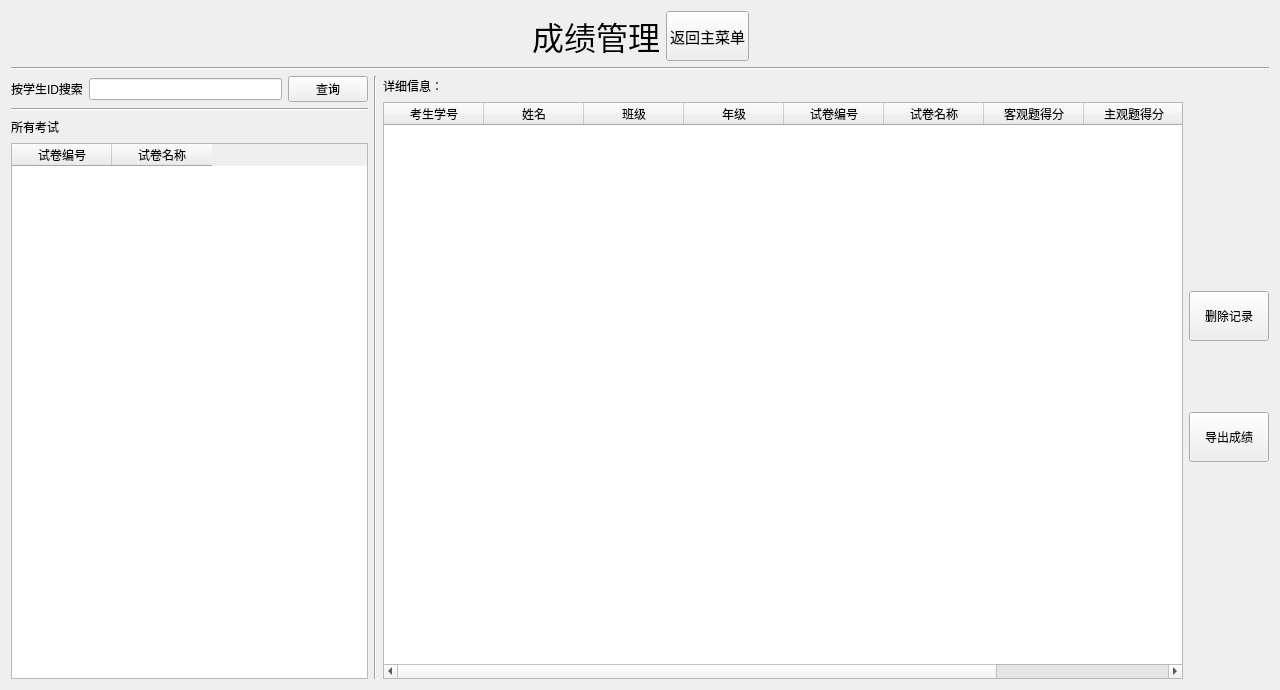
Before: the Qt Designer form server/ScoreManageUI.ui in AlanForeverAi/Exams, drawn with Qt 5.
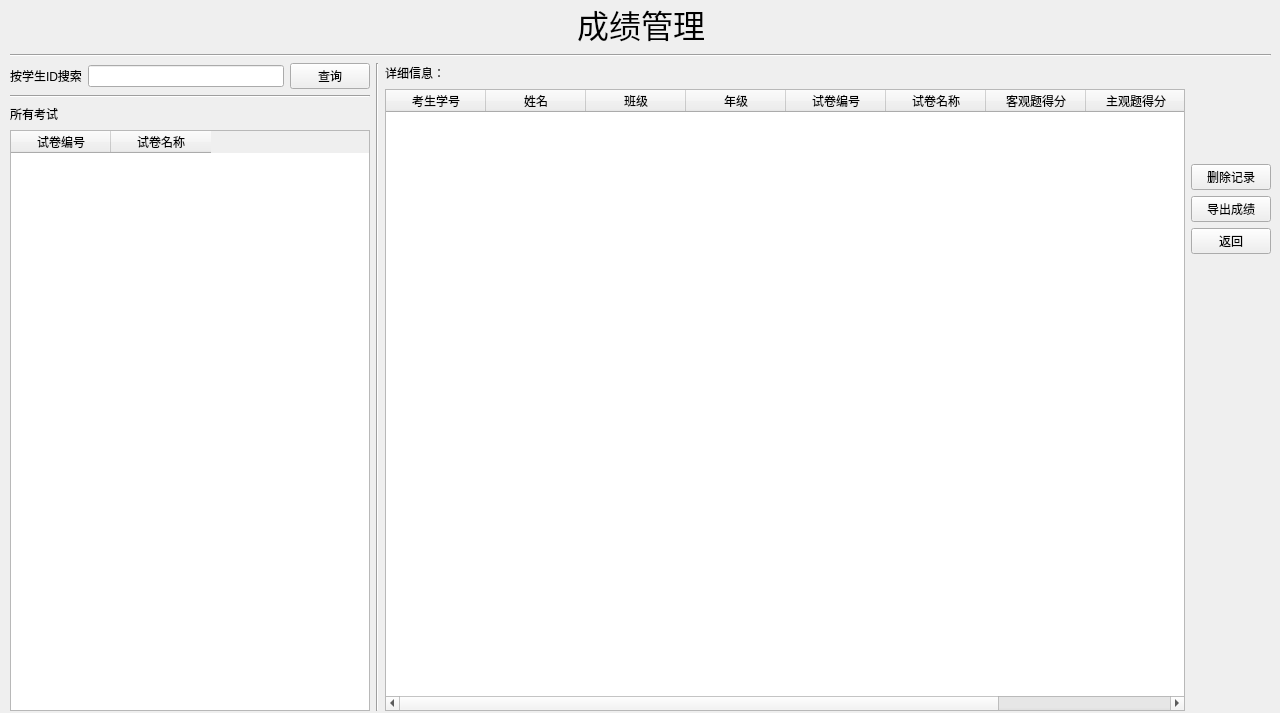
After: the same form once the commit is applied.

What changed in the file:
```diff
--- a/server/ScoreManageUI.ui
+++ b/server/ScoreManageUI.ui
@@ -7,14 +7,21 @@
     <x>0</x>
     <y>0</y>
     <width>1280</width>
-    <height>690</height>
+    <height>713</height>
    </rect>
   </property>
   <property name="windowTitle">
    <string>成绩管理界面</string>
   </property>
-  <layout class="QGridLayout" name="gridLayout">
-   <item row="0" column="0">
+  <widget class="QWidget" name="">
+   <property name="geometry">
+    <rect>
+     <x>10</x>
+     <y>0</y>
+     <width>1261</width>
+     <height>711</height>
+    </rect>
+   </property>
     <layout class="QVBoxLayout" name="verticalLayout_5">
      <item>
       <layout class="QHBoxLayout" name="horizontalLayout_5">
@@ -44,39 +51,6 @@
          </property>
         </widget>
        </item>
-       <item>
-        <widget class="QPushButton" name="pushButton_back">
-         <property name="minimumSize">
-          <size>
-           <width>83</width>
-           <height>50</height>
-          </size>
-         </property>
-         <property name="maximumSize">
-          <size>
-           <width>16777215</width>
-           <height>1111</height>
-          </size>
-         </property>
-         <property name="font">
-          <font>
-           <family>微软雅黑</family>
-           <pointsize>11</pointsize>
-           <weight>50</weight>
-           <italic>false</italic>
-           <bold>false</bold>
-           <underline>false</underline>
-           <strikeout>false</strikeout>
-          </font>
-         </property>
-         <property name="layoutDirection">
-          <enum>Qt::RightToLeft</enum>
-         </property>
-         <property name="text">
-          <string>返回主菜单</string>
-         </property>
-        </widget>
-       </item>
        <item>
         <spacer name="horizontalSpacer_4">
          <property name="orientation">
@@ -297,23 +271,39 @@
            <property name="orientation">
             <enum>Qt::Vertical</enum>
            </property>
-           <property name="sizeType">
-            <enum>QSizePolicy::Fixed</enum>
-           </property>
+          <property name="sizeHint" stdset="0">
+           <size>
+            <width>20</width>
+            <height>40</height>
+           </size>
+          </property>
+         </spacer>
+        </item>
+        <item>
+         <spacer name="verticalSpacer_2">
+          <property name="orientation">
+           <enum>Qt::Vertical</enum>
+          </property>
            <property name="sizeHint" stdset="0">
             <size>
              <width>20</width>
-             <height>150</height>
+            <height>40</height>
             </size>
            </property>
           </spacer>
          </item>
          <item>
           <widget class="QPushButton" name="pushButton_delete">
+          <property name="sizePolicy">
+           <sizepolicy hsizetype="Minimum" vsizetype="Fixed">
+            <horstretch>0</horstretch>
+            <verstretch>0</verstretch>
+           </sizepolicy>
+          </property>
            <property name="minimumSize">
             <size>
-             <width>75</width>
-             <height>50</height>
+            <width>0</width>
+            <height>0</height>
             </size>
            </property>
            <property name="text">
@@ -323,10 +313,16 @@
          </item>
          <item>
           <widget class="QPushButton" name="pushButton_print">
+          <property name="sizePolicy">
+           <sizepolicy hsizetype="Minimum" vsizetype="Fixed">
+            <horstretch>0</horstretch>
+            <verstretch>0</verstretch>
+           </sizepolicy>
+          </property>
            <property name="minimumSize">
             <size>
              <width>0</width>
-             <height>50</height>
+            <height>0</height>
             </size>
            </property>
            <property name="text">
@@ -334,29 +330,168 @@
            </property>
           </widget>
          </item>
+        <item>
+         <widget class="QPushButton" name="pushButton_back">
+          <property name="sizePolicy">
+           <sizepolicy hsizetype="Minimum" vsizetype="Fixed">
+            <horstretch>0</horstretch>
+            <verstretch>0</verstretch>
+           </sizepolicy>
+          </property>
+          <property name="minimumSize">
+           <size>
+            <width>0</width>
+            <height>0</height>
+           </size>
+          </property>
+          <property name="maximumSize">
+           <size>
+            <width>16777215</width>
+            <height>1111</height>
+           </size>
+          </property>
+          <property name="font">
+           <font>
+            <family>SimSun-ExtB</family>
+            <pointsize>9</pointsize>
+            <weight>50</weight>
+            <italic>false</italic>
+            <bold>false</bold>
+            <underline>false</underline>
+            <strikeout>false</strikeout>
+           </font>
+          </property>
+          <property name="layoutDirection">
+           <enum>Qt::RightToLeft</enum>
+          </property>
+          <property name="text">
+           <string>返回</string>
+          </property>
+         </widget>
+        </item>
          <item>
           <spacer name="verticalSpacer_3">
            <property name="orientation">
             <enum>Qt::Vertical</enum>
            </property>
-           <property name="sizeType">
-            <enum>QSizePolicy::Fixed</enum>
-           </property>
+          <property name="sizeHint" stdset="0">
+           <size>
+            <width>20</width>
+            <height>40</height>
+           </size>
+          </property>
+         </spacer>
+        </item>
+        <item>
+         <spacer name="verticalSpacer_4">
+          <property name="orientation">
+           <enum>Qt::Vertical</enum>
+          </property>
            <property name="sizeHint" stdset="0">
             <size>
              <width>20</width>
-             <height>150</height>
+            <height>40</height>
             </size>
            </property>
           </spacer>
          </item>
-        </layout>
-       </item>
+        <item>
+         <spacer name="verticalSpacer_7">
+          <property name="orientation">
+           <enum>Qt::Vertical</enum>
+          </property>
+          <property name="sizeHint" stdset="0">
+           <size>
+            <width>20</width>
+            <height>40</height>
+           </size>
+          </property>
+         </spacer>
+        </item>
+        <item>
+         <spacer name="verticalSpacer_9">
+          <property name="orientation">
+           <enum>Qt::Vertical</enum>
+          </property>
+          <property name="sizeHint" stdset="0">
+           <size>
+            <width>20</width>
+            <height>40</height>
+           </size>
+          </property>
+         </spacer>
+        </item>
+        <item>
+         <spacer name="verticalSpacer_10">
+          <property name="orientation">
+           <enum>Qt::Vertical</enum>
+          </property>
+          <property name="sizeHint" stdset="0">
+           <size>
+            <width>20</width>
+            <height>40</height>
+           </size>
+          </property>
+         </spacer>
+        </item>
+        <item>
+         <spacer name="verticalSpacer_11">
+          <property name="orientation">
+           <enum>Qt::Vertical</enum>
+          </property>
+          <property name="sizeHint" stdset="0">
+           <size>
+            <width>20</width>
+            <height>40</height>
+           </size>
+          </property>
+         </spacer>
+        </item>
+        <item>
+         <spacer name="verticalSpacer_8">
+          <property name="orientation">
+           <enum>Qt::Vertical</enum>
+          </property>
+          <property name="sizeHint" stdset="0">
+           <size>
+            <width>20</width>
+            <height>40</height>
+           </size>
+          </property>
+         </spacer>
+        </item>
+        <item>
+         <spacer name="verticalSpacer_5">
+          <property name="orientation">
+           <enum>Qt::Vertical</enum>
+          </property>
+          <property name="sizeHint" stdset="0">
+           <size>
+            <width>20</width>
+            <height>40</height>
+           </size>
+          </property>
+         </spacer>
+        </item>
+        <item>
+         <spacer name="verticalSpacer_6">
+          <property name="orientation">
+           <enum>Qt::Vertical</enum>
+          </property>
+          <property name="sizeHint" stdset="0">
+           <size>
+            <width>20</width>
+            <height>40</height>
+           </size>
+          </property>
+         </spacer>
+        </item>
       </layout>
      </item>
     </layout>
    </item>
   </layout>
+  </widget>
  </widget>
  <resources/>
  <connections/>
```
Lines whose indentation alone changed are shown as unchanged.
